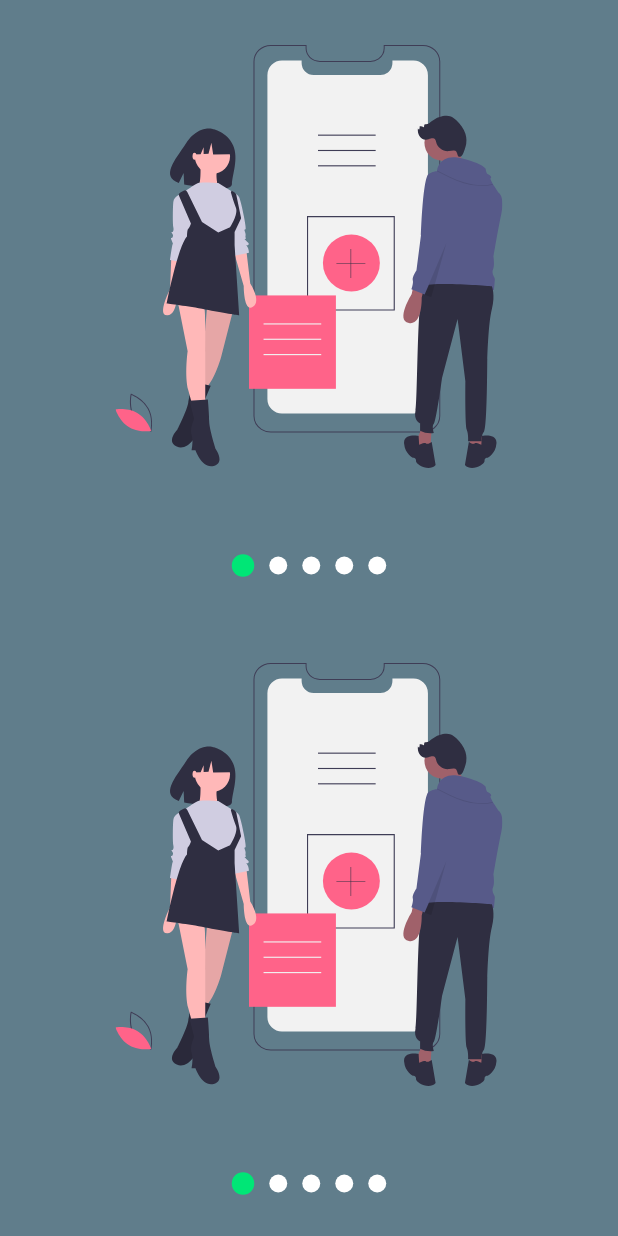
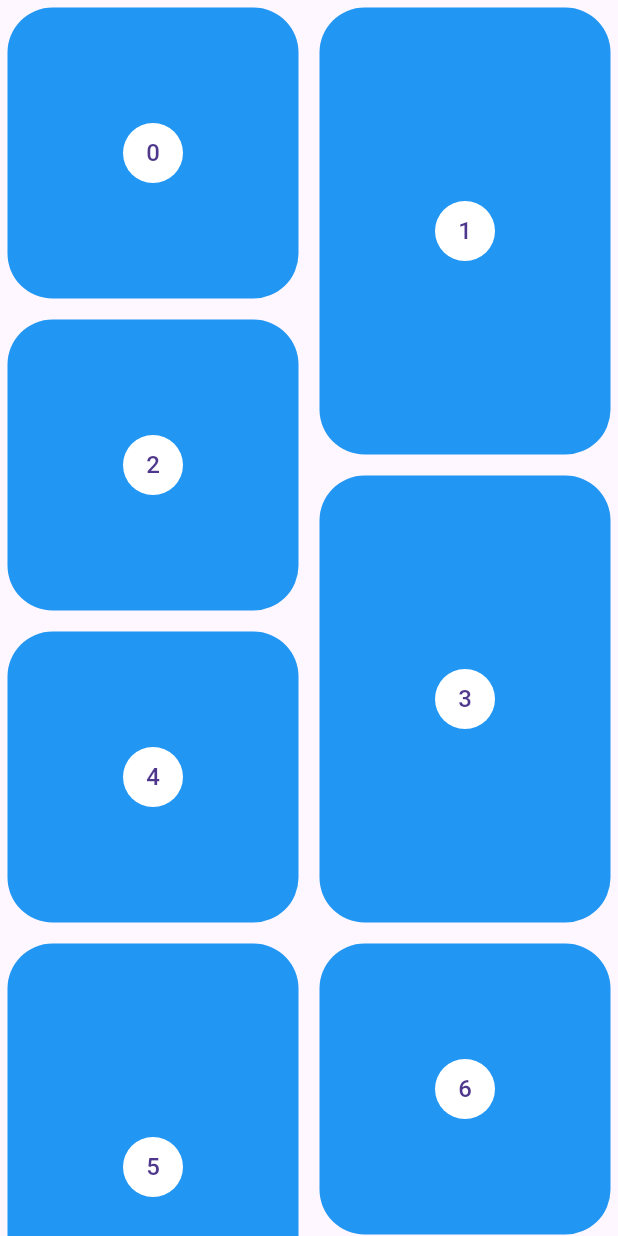
Before and after one commit to Flutter-Course-Sergio/designsApp, a Flutter app: the screen it shows after launch, on a phone screen of 412 x 824 dp. Run offline on Flutter 3.47's test engine with Material 3 defaults, Android fonts, the phone set to English and light mode, and no system bars; our stand-ins replace flutter_svg.

Commit message:
pinterest page

```diff
--- a/lib/main.dart
+++ b/lib/main.dart
@@ -1,10 +1,12 @@
 import 'package:flutter/material.dart';
+
+import 'src/pages/pinteres_page.dart';
 
 //import 'src/pages/headers_page.dart';
 //import 'src/pages/animations_page.dart';
 //import 'src/challenges/square_animated_page.dart';
 //import 'src/pages/circular_graphics_page.dart';
-import 'src/pages/slideshow_page.dart';
+//import 'src/pages/slideshow_page.dart';
 
 void main() {
   runApp(const MainApp());
@@ -16,7 +18,7 @@ class MainApp extends StatelessWidget {
   @override
   Widget build(BuildContext context) {
     return const MaterialApp(
-      home: SlideshowPage(),
+      home: PinterestPage(),
       title: 'Designs App',
       debugShowCheckedModeBanner: false,
     );
--- /dev/null
+++ b/lib/src/pages/pinteres_page.dart
@@ -0,0 +1,60 @@
+import 'package:flutter/material.dart';
+import 'package:flutter_staggered_grid_view/flutter_staggered_grid_view.dart';
+
+class PinterestPage extends StatelessWidget {
+  const PinterestPage({super.key});
+
+  @override
+  Widget build(BuildContext context) {
+    return Scaffold(
+      body: Center(
+        child: PinterestGrid(),
+      ),
+    );
+  }
+}
+
+class PinterestGrid extends StatelessWidget {
+  final List<int> items = List.generate(200, (index) => index);
+
+  PinterestGrid({
+    super.key,
+  });
+
+  @override
+  Widget build(BuildContext context) {
+    return StaggeredGridView.countBuilder(
+      crossAxisCount: 4,
+      itemCount: items.length,
+      itemBuilder: (context, index) => _PinterestItem(index),
+      staggeredTileBuilder: (index) =>
+          StaggeredTile.count(2, index.isEven ? 2 : 3),
+      mainAxisSpacing: 4,
+      crossAxisSpacing: 4,
+    );
+  }
+}
+
+class _PinterestItem extends StatelessWidget {
+  final int index;
+
+  const _PinterestItem(
+    this.index,
+  );
+
+  @override
+  Widget build(BuildContext context) {
+    return Container(
+      margin: const EdgeInsets.all(5),
+      decoration: const BoxDecoration(
+          color: Colors.blue,
+          borderRadius: BorderRadius.all(Radius.circular(30))),
+      child: Center(
+        child: CircleAvatar(
+          backgroundColor: Colors.white,
+          child: Text('$index'),
+        ),
+      ),
+    );
+  }
+}
--- a/pubspec.yaml
+++ b/pubspec.yaml
@@ -11,6 +11,7 @@ dependencies:
     sdk: flutter
   flutter_svg: ^2.0.10+1
   provider: ^6.1.2
+  flutter_staggered_grid_view: ^0.4.1
 
 dev_dependencies:
   flutter_lints: ^3.0.0
```
Also changed, not shown: pubspec.lock.
